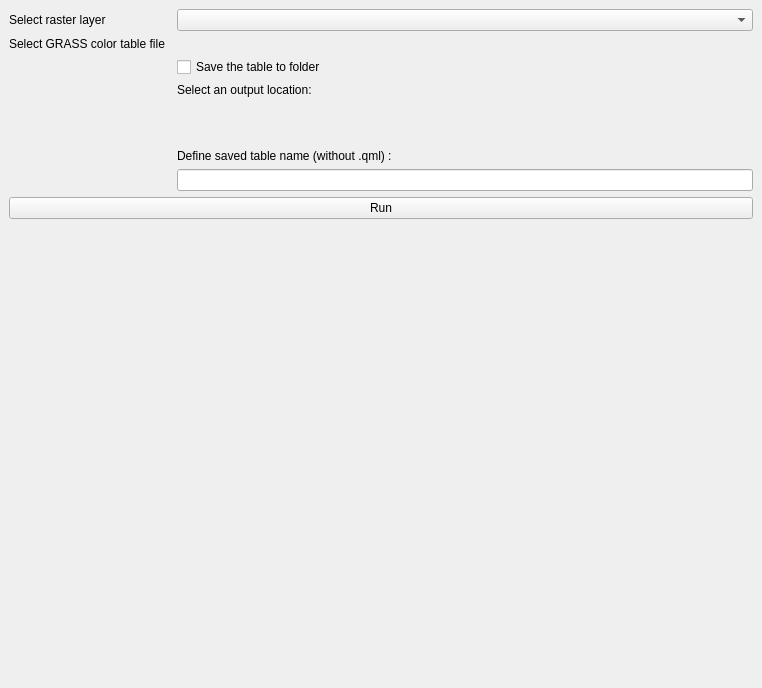
Old version of the form GRASS_GIS_Color_Table_Import_dockwidget_base.ui in the repository ctu-fgis/2024-b-grass-qgis-colors-convert.
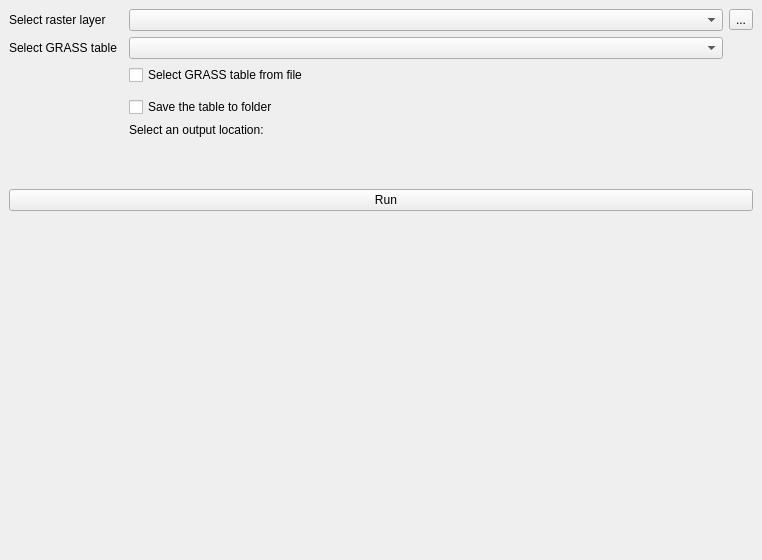
New version of the form. Icons and pictures are not drawn. Custom widgets are drawn as their Qt base class.

Diff of the .ui file:
```diff
--- a/GRASS_GIS_Color_Table_Import_dockwidget_base.ui
+++ b/GRASS_GIS_Color_Table_Import_dockwidget_base.ui
@@ -7,7 +7,7 @@
     <x>0</x>
     <y>0</y>
     <width>762</width>
-    <height>688</height>
+    <height>560</height>
    </rect>
   </property>
   <property name="windowTitle">
@@ -15,54 +15,7 @@
   </property>
   <widget class="QWidget" name="dockWidgetContents">
    <layout class="QGridLayout" name="gridLayout">
-    <item row="12" column="0">
-     <spacer name="verticalSpacer">
-      <property name="orientation">
-       <enum>Qt::Vertical</enum>
-      </property>
-      <property name="sizeHint" stdset="0">
-       <size>
-        <width>20</width>
-        <height>40</height>
-       </size>
-      </property>
-     </spacer>
-    </item>
-    <item row="3" column="0">
-     <widget class="QLabel" name="TableLable">
-      <property name="text">
-       <string>Select GRASS color table file</string>
-      </property>
-     </widget>
-    </item>
-    <item row="4" column="2">
-     <widget class="QCheckBox" name="SaveFileCheckBox">
-      <property name="text">
-       <string>Save the table to folder</string>
-      </property>
-     </widget>
-    </item>
-    <item row="1" column="2">
-     <widget class="QgsMapLayerComboBox" name="SelectLayerComboBox"/>
-    </item>
-    <item row="3" column="2">
-     <widget class="QgsFileWidget" name="SelectFileWidget"/>
-    </item>
-    <item row="10" column="0" colspan="3">
-     <widget class="QPushButton" name="RunButton">
-      <property name="text">
-       <string>Run</string>
-      </property>
-     </widget>
-    </item>
-    <item row="5" column="2">
-     <widget class="QLabel" name="OutputLocationLabel">
-      <property name="text">
-       <string>Select an output location:</string>
-      </property>
-     </widget>
-    </item>
-    <item row="7" column="0">
+    <item row="9" column="0">
      <spacer name="verticalSpacer_fixed">
       <property name="orientation">
        <enum>Qt::Vertical</enum>
@@ -78,19 +31,75 @@
       </property>
      </spacer>
     </item>
+    <item row="12" column="0">
+     <spacer name="verticalSpacer">
+      <property name="orientation">
+       <enum>Qt::Vertical</enum>
+      </property>
+      <property name="sizeHint" stdset="0">
+       <size>
+        <width>20</width>
+        <height>40</height>
+       </size>
+      </property>
+     </spacer>
+    </item>
     <item row="9" column="2">
-     <widget class="QLineEdit" name="OutputFileName"/>
-    </item>
-    <item row="7" column="2">
      <widget class="QgsFileWidget" name="OutputFileWidget">
       <property name="filter">
-       <string/>
+       <string>*.qml</string>
       </property>
       <property name="storageMode">
-       <enum>QgsFileWidget::GetDirectory</enum>
+       <enum>QgsFileWidget::SaveFile</enum>
       </property>
      </widget>
     </item>
+    <item row="2" column="2">
+     <widget class="QComboBox" name="GRASScomboBox">
+      <property name="sizePolicy">
+       <sizepolicy hsizetype="Expanding" vsizetype="Fixed">
+        <horstretch>0</horstretch>
+        <verstretch>0</verstretch>
+       </sizepolicy>
+      </property>
+      <property name="editable">
+       <bool>false</bool>
+      </property>
+      <property name="iconSize">
+       <size>
+        <width>80</width>
+        <height>20</height>
+       </size>
+      </property>
+     </widget>
+    </item>
+    <item row="2" column="0">
+     <widget class="QLabel" name="GRASSlabel">
+      <property name="text">
+       <string>Select GRASS table</string>
+      </property>
+     </widget>
+    </item>
+    <item row="8" column="2">
+     <widget class="QLabel" name="OutputLocationLabel">
+      <property name="text">
+       <string>Select an output location:</string>
+      </property>
+     </widget>
+    </item>
+    <item row="4" column="2">
+     <widget class="QCheckBox" name="SelectFileCheckBox">
+      <property name="text">
+       <string>Select GRASS table from file</string>
+      </property>
+     </widget>
+    </item>
+    <item row="1" column="2">
+     <widget class="QgsMapLayerComboBox" name="mMapLayerComboBox"/>
+    </item>
+    <item row="5" column="2">
+     <widget class="QgsFileWidget" name="SelectFileWidget"/>
+    </item>
     <item row="1" column="0">
      <widget class="QLabel" name="LayerLabel">
       <property name="text">
@@ -98,10 +107,28 @@
       </property>
      </widget>
     </item>
-    <item row="8" column="2">
-     <widget class="QLabel" name="TableNameLabel">
+    <item row="6" column="2">
+     <widget class="QCheckBox" name="SaveFileCheckBox">
       <property name="text">
-       <string>Define saved table name (without .qml) : </string>
+       <string>Save the table to folder</string>
+      </property>
+     </widget>
+    </item>
+    <item row="1" column="3">
+     <widget class="QToolButton" name="LayerFileSelectButton">
+      <property name="text">
+       <string>...</string>
+      </property>
+     </widget>
+    </item>
+    <item row="10" column="0" colspan="4">
+     <widget class="QPushButton" name="RunButton">
+      <property name="text">
+       <string>   Run</string>
+      </property>
+      <property name="icon">
+       <iconset>
+        <normaloff>../icon.png</normaloff>../icon.png</iconset>
       </property>
      </widget>
     </item>
```
